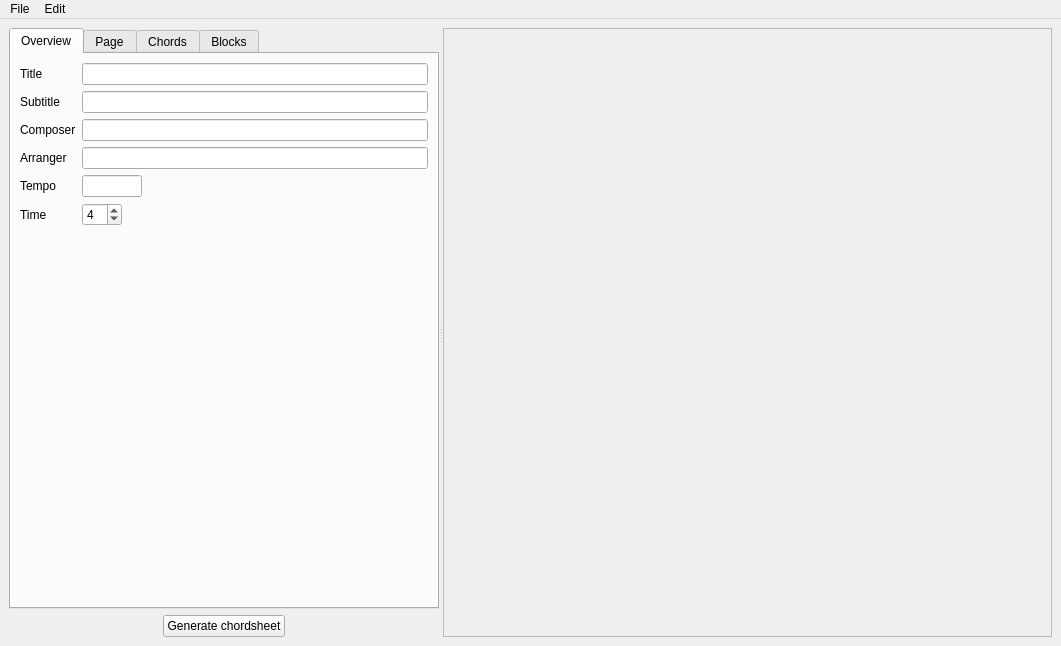
This is ui/mainwindow.ui in ivanholmes/chordsheet as Qt 5 draws it before an edit. The edited form follows.
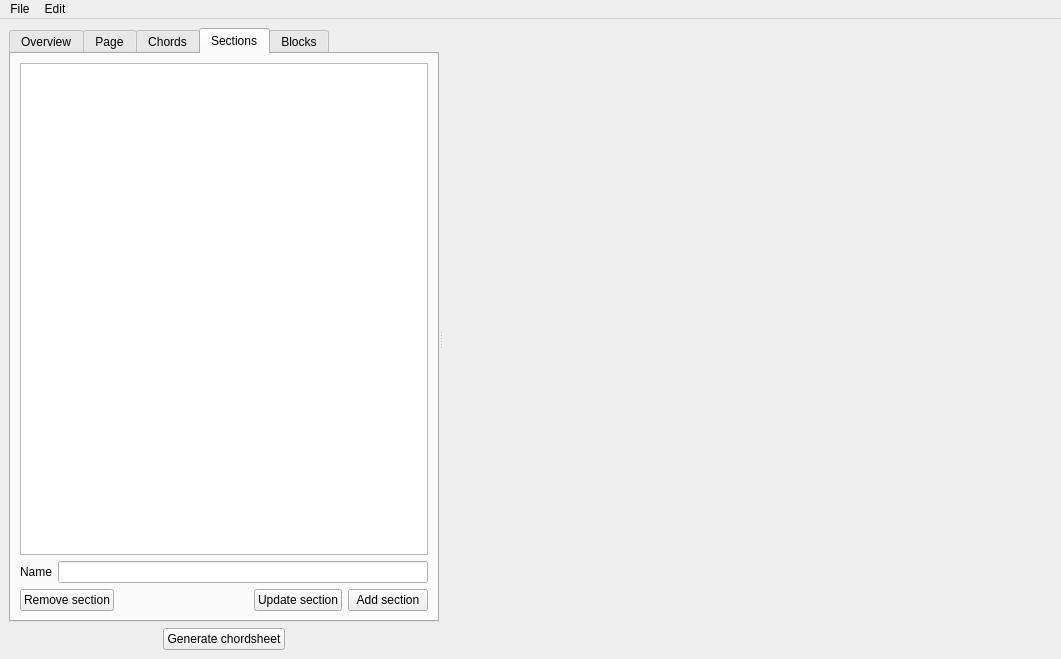
This is the edited form. The open tabs and pages were chosen to show the change. Custom widgets are drawn as their Qt base class.

Commit message: added Sections, multi-page capability improved and expanded use of flowables

Patch:
```diff
--- a/ui/mainwindow.ui
+++ b/ui/mainwindow.ui
@@ -7,7 +7,7 @@
     <x>0</x>
     <y>0</y>
     <width>1061</width>
-    <height>646</height>
+    <height>659</height>
    </rect>
   </property>
   <property name="windowTitle">
@@ -569,6 +569,112 @@
               </item>
              </layout>
             </widget>
+            <widget class="QWidget" name="tabWidgetSections">
+             <attribute name="title">
+              <string>Sections</string>
+             </attribute>
+             <layout class="QVBoxLayout" name="verticalLayout_4">
+              <item>
+               <layout class="QVBoxLayout" name="sectionTabLayout">
+                <item>
+                 <widget class="SectionTableView" name="sectionTableView">
+                  <property name="sizePolicy">
+                   <sizepolicy hsizetype="MinimumExpanding" vsizetype="Expanding">
+                    <horstretch>0</horstretch>
+                    <verstretch>0</verstretch>
+                   </sizepolicy>
+                  </property>
+                  <property name="editTriggers">
+                   <set>QAbstractItemView::NoEditTriggers</set>
+                  </property>
+                  <property name="dragEnabled">
+                   <bool>true</bool>
+                  </property>
+                  <property name="dragDropOverwriteMode">
+                   <bool>false</bool>
+                  </property>
+                  <property name="dragDropMode">
+                   <enum>QAbstractItemView::InternalMove</enum>
+                  </property>
+                  <property name="defaultDropAction">
+                   <enum>Qt::TargetMoveAction</enum>
+                  </property>
+                  <property name="selectionMode">
+                   <enum>QAbstractItemView::SingleSelection</enum>
+                  </property>
+                  <property name="selectionBehavior">
+                   <enum>QAbstractItemView::SelectRows</enum>
+                  </property>
+                  <property name="showGrid">
+                   <bool>false</bool>
+                  </property>
+                  <property name="cornerButtonEnabled">
+                   <bool>false</bool>
+                  </property>
+                 </widget>
+                </item>
+                <item>
+                 <layout class="QFormLayout" name="formLayout_3">
+                  <property name="fieldGrowthPolicy">
+                   <enum>QFormLayout::ExpandingFieldsGrow</enum>
+                  </property>
+                  <item row="0" column="0">
+                   <widget class="QLabel" name="sectionNameLabel">
+                    <property name="text">
+                     <string>Name</string>
+                    </property>
+                   </widget>
+                  </item>
+                  <item row="0" column="1">
+                   <widget class="QLineEdit" name="sectionNameLineEdit"/>
+                  </item>
+                 </layout>
+                </item>
+                <item>
+                 <layout class="QHBoxLayout" name="bottomSectionHorizontalLayout">
+                  <item>
+                   <widget class="QPushButton" name="removeSectionButton">
+                    <property name="text">
+                     <string>Remove section</string>
+                    </property>
+                   </widget>
+                  </item>
+                  <item>
+                   <spacer name="horizontalSpacer_7">
+                    <property name="orientation">
+                     <enum>Qt::Horizontal</enum>
+                    </property>
+                    <property name="sizeType">
+                     <enum>QSizePolicy::MinimumExpanding</enum>
+                    </property>
+                    <property name="sizeHint" stdset="0">
+                     <size>
+                      <width>0</width>
+                      <height>20</height>
+                     </size>
+                    </property>
+                   </spacer>
+                  </item>
+                  <item>
+                   <widget class="QPushButton" name="updateSectionButton">
+                    <property name="text">
+                     <string>Update section</string>
+                    </property>
+                   </widget>
+                  </item>
+                  <item>
+                   <widget class="QPushButton" name="addSectionButton">
+                    <property name="text">
+                     <string>Add section</string>
+                    </property>
+                   </widget>
+                  </item>
+                 </layout>
+                </item>
+               </layout>
+              </item>
+             </layout>
+            </widget>
             <widget class="QWidget" name="tabWidgetBlocks">
              <attribute name="title">
               <string>Blocks</string>
@@ -783,7 +889,7 @@
         </item>
        </layout>
       </widget>
-      <widget class="QScrollArea" name="scrollArea">
+      <widget class="PDFViewer" name="pdfArea" native="true">
        <property name="sizePolicy">
         <sizepolicy hsizetype="Expanding" vsizetype="Expanding">
          <horstretch>1</horstretch>
@@ -796,7 +902,7 @@
          <height>400</height>
         </size>
        </property>
-       <property name="widgetResizable">
+       <property name="widgetResizable" stdset="0">
         <bool>true</bool>
        </property>
        <widget class="QWidget" name="scrollAreaContents">
@@ -974,6 +1080,22 @@
    <extends>QTableView</extends>
    <header>chordsheet/tableView.h</header>
   </customwidget>
+  <customwidget>
+   <class>SectionTableView</class>
+   <extends>QTableView</extends>
+   <header>chordsheet/tableView.h</header>
+  </customwidget>
+  <customwidget>
+   <class>MComboBox</class>
+   <extends>QComboBox</extends>
+   <header>chordsheet/comboBox.h</header>
+  </customwidget>
+  <customwidget>
+   <class>PDFViewer</class>
+   <extends>QWidget</extends>
+   <header>chordsheet/pdfViewer.h</header>
+   <container>1</container>
+  </customwidget>
  </customwidgets>
  <tabstops>
   <tabstop>generateButton</tabstop>
```
Left out of the diff: 106 changed lines with no effect on the pictures. The commit also changes 15 other files.
